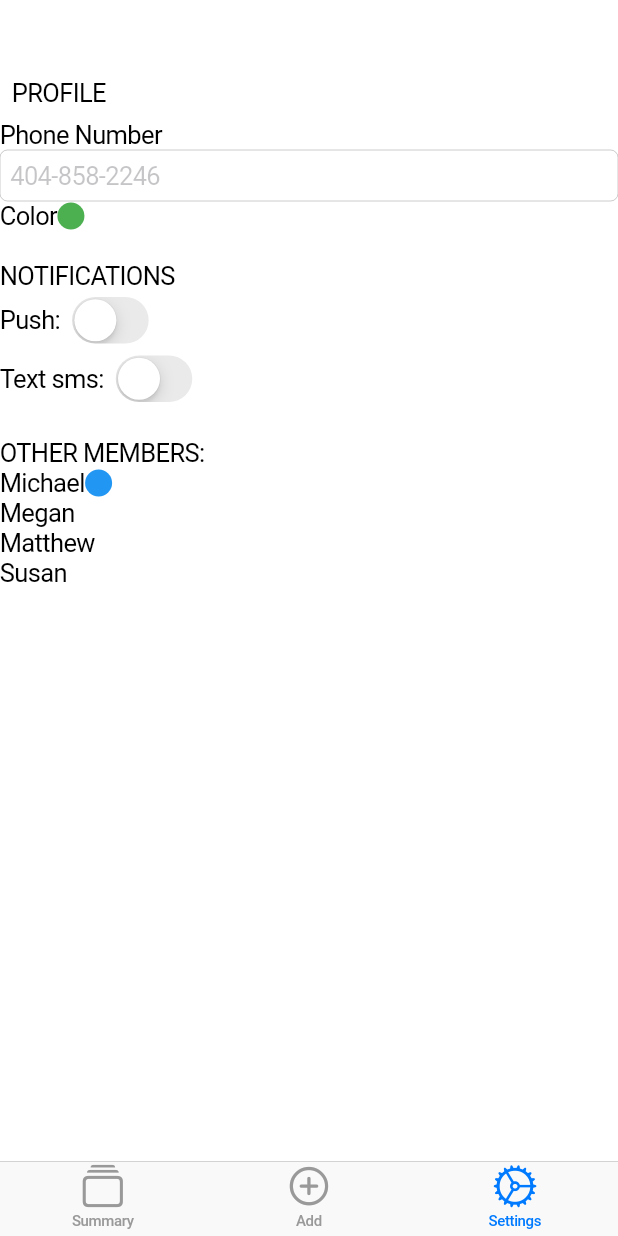
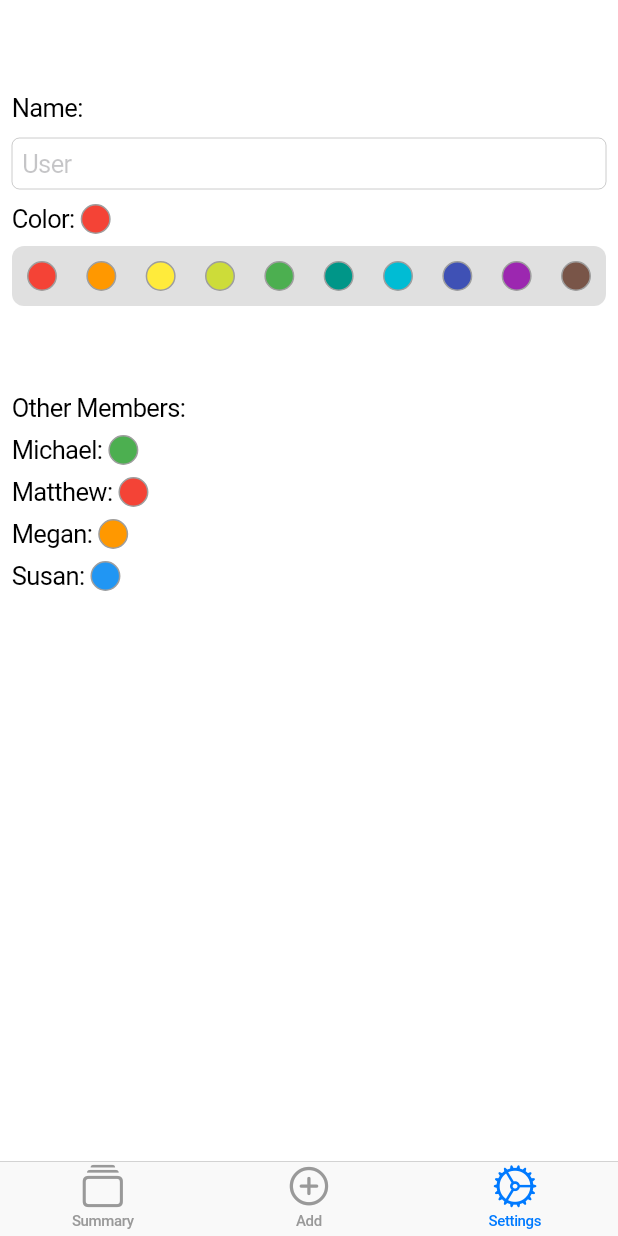
Before and after one commit to michaelpropp18/DaisyApp, a Flutter app: the screen it shows after launch, item 3 of the bottom bar chosen, on a phone screen of 412 x 824 dp. Run offline on Flutter 3.47's test engine with Material 2 defaults, Android fonts, the phone set to English and light mode, and no system bars; network calls fail.

Commit message:
Better Settings Page

```diff
--- a/lib/models/activities.dart
+++ b/lib/models/activities.dart
@@ -2,14 +2,14 @@ import 'package:flutter/material.dart';
 import 'package:http/http.dart' as http;
 import 'dart:convert';
 
-import 'activity_model.dart';
+import 'activity.dart';
 
 class Activities with ChangeNotifier {
   static const maxItems = 100;
 
-  List<ActivityModel> _items = [];
+  List<Activity> _items = [];
 
-  List<ActivityModel> get items {
+  List<Activity> get items {
     return [..._items];
   }
 
@@ -27,8 +27,8 @@ class Activities with ChangeNotifier {
               'type': type,
             },
           ));
-      final newActivity = ActivityModel(
-          json.decode(response.body)['name'], type, entryTime);
+      final newActivity =
+          Activity(json.decode(response.body)['name'], type, entryTime);
       _items.insert(0, newActivity);
       sort();
       notifyListeners();
@@ -37,16 +37,22 @@ class Activities with ChangeNotifier {
     }
   }
 
+  Future<void> removeItem(String id) async {
+    _items.removeWhere((e) => e.id == id);
+    notifyListeners();
+    //const url = 'https://daisy-app-e36d5.firebaseio.com/activities.json';
+  }
+
   Future<void> fetchAndSetItems() async {
     const url = 'https://daisy-app-e36d5.firebaseio.com/activities.json';
     final response = await http.get(url);
     final extractedData = json.decode(response.body) as Map<String, dynamic>;
-    final List<ActivityModel> loadedItems = [];
+    final List<Activity> loadedItems = [];
     if (extractedData == null) {
       return;
     }
     extractedData.forEach((id, value) {
-      loadedItems.add(ActivityModel(
+      loadedItems.add(Activity(
         id,
         value['type'],
         DateTime.parse(value['time']),
--- a/lib/models/activity_model.dart
+++ b/lib/models/activity.dart
@@ -1,9 +1,9 @@
-class ActivityModel {
+class Activity {
   final String _type;
   final DateTime _dateTime;
   final String _id;
 
-  ActivityModel(this._id, this._type, this._dateTime);
+  Activity(this._id, this._type, this._dateTime);
 
   DateTime get dateTime {
     return _dateTime;
--- a/lib/screens/settings_screen.dart
+++ b/lib/screens/settings_screen.dart
@@ -7,11 +7,33 @@ class SettingsScreen extends StatefulWidget {
 }
 
 class _SettingsScreenState extends State<SettingsScreen> {
-  bool pushNotifications = false;
-  bool textNotifications = false;
+  var selectedColor = Colors.red;
+  var colors = [
+    Colors.red,
+    Colors.orange,
+    Colors.yellow,
+    Colors.lime,
+    Colors.green,
+    Colors.teal,
+    Colors.cyan,
+    Colors.indigo,
+    Colors.purple,
+    Colors.brown,
+  ];
 
   @override
   Widget build(BuildContext context) {
+    var children2 = <Widget>[
+      Text('Michael'),
+      Container(
+        width: 18,
+        height: 18,
+        decoration: new BoxDecoration(
+          color: Colors.blue,
+          borderRadius: new BorderRadius.all(new Radius.circular(50.0)),
+        ),
+      ),
+    ];
     return CupertinoPageScaffold(
         navigationBar: CupertinoNavigationBar(
           backgroundColor: Color.fromRGBO(53, 74, 95, 1),
@@ -21,80 +43,95 @@ class _SettingsScreenState extends State<SettingsScreen> {
           ),
         ),
         child: SingleChildScrollView(
+          child: Padding(
+            padding: const EdgeInsets.all(8.0),
             child: Column(
               crossAxisAlignment: CrossAxisAlignment.start,
               children: <Widget>[
                 Padding(
-                padding: const EdgeInsets.all(8.0),
-                child: Text('PROFILE'),
+                  padding: const EdgeInsets.symmetric(vertical: 10),
+                  child: Text('Name:'),
                 ),
-              Text('Phone Number'),
-              CupertinoTextField(
-                placeholder: "404-858-2246",
-              ),
-              Row(
-                children: <Widget>[
-                  Text('Color'),
-                  Container(
-                    width: 18,
-                    height: 18,
-                    decoration: new BoxDecoration(
-                      color: Colors.green,
-                      borderRadius:
-                          new BorderRadius.all(new Radius.circular(50.0)),
+                Padding(
+                  padding: const EdgeInsets.only(bottom: 10),
+                  child: CupertinoTextField(
+                    placeholder: 'User',
                   ),
                 ),
+                UserRow('Color', selectedColor),
+                Padding(
+                  padding: const EdgeInsets.only(bottom: 8.0),
+                  child: ClipRRect(
+                    borderRadius: BorderRadius.circular(8.0),
+                    child: Container(
+                      color: Colors.black12,
+                      padding: EdgeInsets.all(10),
+                      child: Row(
+                        mainAxisAlignment: MainAxisAlignment.spaceBetween,
+                        children: colors
+                            .map((c) => GestureDetector(
+                                  onTap: () =>
+                                      setState(() => selectedColor = c),
+                                  child: ColorCircle(c),
+                                ))
+                            .toList(),
+                      ),
+                    ),
+                  ),
+                ),
+                Padding(
+                  padding: const EdgeInsets.only(top: 50.0, bottom: 8.0),
+                  child: Text('Other Members:'),
+                ),
+                UserRow('Michael', Colors.green),
+                UserRow('Matthew', Colors.red),
+                UserRow('Megan', Colors.orange),
+                UserRow('Susan', Colors.blue),
               ],
             ),
-              Text(''),
-              Text('NOTIFICATIONS'),
-              Row(
-                children: <Widget>[
-                  Text('Push: '),
-                  Container(
-                    child: CupertinoSwitch(
-                      onChanged: (bool value) {
-                        setState(() => pushNotifications = value);
-                      },
-                      value: pushNotifications,
-                    ),
-                  )
-                ],
-              ),
-              Row(
-                children: <Widget>[
-                  Text('Text sms: '),
-                  Container(
-                    child: CupertinoSwitch(
-                      onChanged: (bool value) {
-                        setState(() => textNotifications = value);
-                      },
-                      value: textNotifications,
-                    ),
-                  )
-                ],
-              ),
-              Text(''),
-              Text('OTHER MEMBERS:'),
-              Row(
-                children: <Widget>[
-                  Text('Michael'),
-                  Container(
-                    width: 18,
-                    height: 18,
-                    decoration: new BoxDecoration(
-                      color: Colors.blue,
-                      borderRadius:
-                          new BorderRadius.all(new Radius.circular(50.0)),
-                    ),
-                  ),
-                ],
-              ),
-              Text('Megan'),
-              Text('Matthew'),
-              Text('Susan'),
-            ],
           ),
         ));
   }
 }
+
+class UserRow extends StatelessWidget {
+  final String name;
+  final Color color;
+
+  UserRow(this.name, this.color);
+
+  @override
+  Widget build(BuildContext context) {
+    return Padding(
+      padding: const EdgeInsets.only(bottom: 8.0),
+      child: Row(
+        children: <Widget>[
+          Text('$name: '),
+          ColorCircle(color),
+        ],
+      ),
+    );
+  }
+}
+
+class ColorCircle extends StatelessWidget {
+  final Color color;
+
+  const ColorCircle(this.color);
+
+  @override
+  Widget build(BuildContext context) {
+    return Container(
+      width: 20,
+      height: 20,
+      decoration: new BoxDecoration(
+        color: color,
+        borderRadius: new BorderRadius.all(new Radius.circular(50.0)),
+        border: new Border.all(
+          color: Colors.grey,
+          width: 1.0,
+        ),
+      ),
+    );
+  }
+}
```
Also changed, not shown: lib/screens/summary_screen.dart (+53 -9 lines), lib/widgets/activity.dart (deleted, +0 -60 lines), lib/widgets/activity_row.dart (added, +64 -0 lines). Lines whose indentation alone changed are shown as unchanged.
